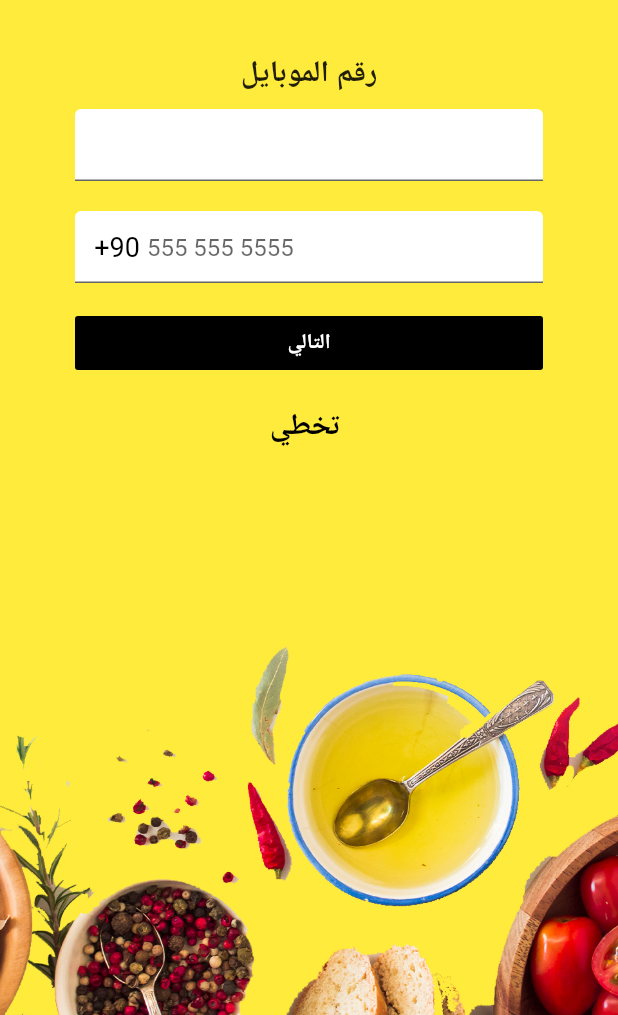
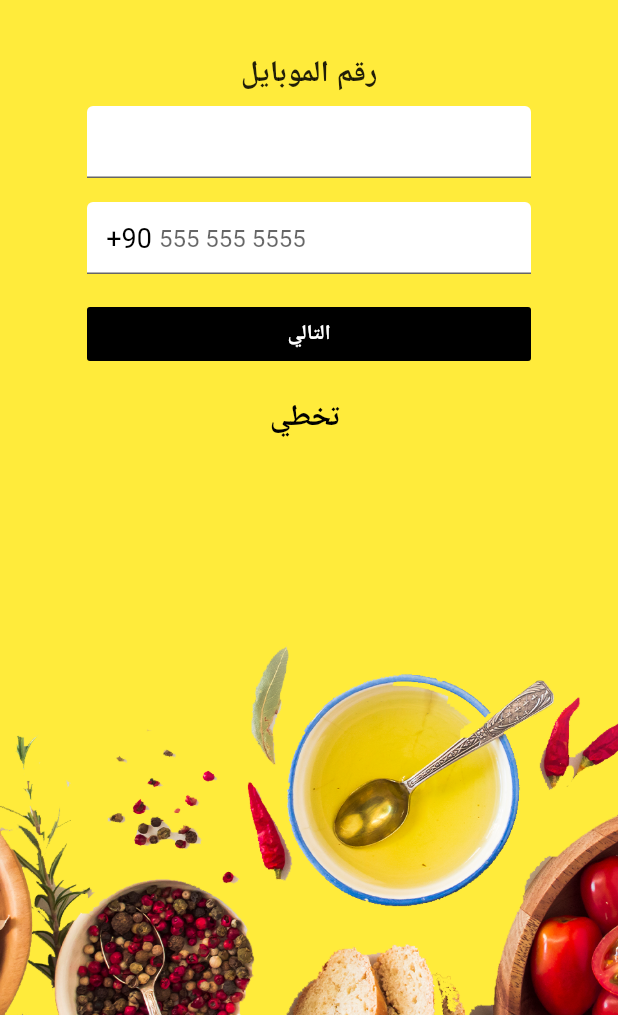
Before and after one commit to wijdanRamadan/pazarApp, a Flutter app: the StartShopping screen opened directly, on a phone screen of 412 x 824 dp, the part 221-1236 px from its top. Run offline on Flutter 3.47's test engine with Material 2 defaults, Android fonts, the phone set to English and light mode, and no system bars.

Commit message:
small changes

```diff
--- a/lib/UI/introductory_sliderUI.dart
+++ b/lib/UI/introductory_sliderUI.dart
@@ -78,7 +78,9 @@ class _IntroductoryUIState extends State<IntroductoryUI> {
                             ],),
                           ),
                         if (_currentPage==2)
-                          Padding(
+                          SizedBox(
+                            width: double.infinity,
+                            child: Padding(
                               padding: const EdgeInsets.fromLTRB(0.0,350.0,0.0,0.0),
                               child:  FlatButton(
                                 onPressed: (){},
@@ -96,7 +98,8 @@ class _IntroductoryUIState extends State<IntroductoryUI> {
                                 color: Colors.black,
                                 splashColor: Colors.black,
                                 textColor: Colors.white,
-                            ))
+                              )),
+                          )
                       ]),
                     ) ,
            ),
--- a/lib/UI/loadingUI.dart
+++ b/lib/UI/loadingUI.dart
@@ -20,7 +20,7 @@ class LoadingUI extends StatelessWidget {
 
                 Padding(
                   padding: const EdgeInsets.all(10.0),
-                  child: Text('pazzarapp.com',                    //Loading page Text
+                  child: Text('pazarapp.com',                    //Loading page Text
                     style: TextStyle(color: Colors.black,
                                      fontSize: 40.0,
                                      fontWeight:FontWeight.bold),
--- a/lib/UI/start_shoppingUI.dart
+++ b/lib/UI/start_shoppingUI.dart
@@ -26,15 +26,16 @@ class _StartShoppingState extends State<StartShopping> {
               )
 
           ),
-        child:Container(
+        child:Padding(
+          padding: const EdgeInsets.fromLTRB(50.0,100.0,50.0,8.0),
+          child: Container(
 
 
               child: Column(
 
                 children: <Widget>[
-                Padding(
-                  padding: const EdgeInsets.fromLTRB(0.0,100.0,0.0,0.0),
-                  child: Row(
+
+                     Row(
                       mainAxisAlignment: MainAxisAlignment.center,
                       children :<Widget>[
                       Icon(Icons.shopping_cart,
@@ -49,7 +50,7 @@ class _StartShoppingState extends State<StartShopping> {
                                 fontWeight: FontWeight.bold) ,),
                         ),
                       ]
-                  ),
+
                   ),
 
                   Padding(
@@ -59,8 +60,10 @@ class _StartShoppingState extends State<StartShopping> {
                           fontWeight: FontWeight.bold) ,),
                   ),
 
-                Padding(
-                  padding: const EdgeInsets.fromLTRB(50.0 ,10.0,50.0,10.0),
+                    SizedBox(
+                      width: double.infinity ,
+                      child: Padding(
+                        padding: const EdgeInsets.all(8.0),
                         child: TextField(
                           keyboardType: TextInputType.number,
                           inputFormatters: <TextInputFormatter>[WhitelistingTextInputFormatter.digitsOnly
@@ -78,9 +81,13 @@ class _StartShoppingState extends State<StartShopping> {
 
                           ),),
                       ),
+                    ),
 
-                Padding(
-                  padding: const EdgeInsets.fromLTRB(50.0 ,10.0,50.0,0.0),
+
+                  SizedBox(
+                    width: double.infinity,
+                    child: Padding(
+                      padding: const EdgeInsets.all(8.0),
                       child: TextField(
                         decoration: InputDecoration(
                           hintText: '555 555 5555',
@@ -112,9 +119,10 @@ class _StartShoppingState extends State<StartShopping> {
 
                       ),),
                     ),
+                  ),
 
                   Padding(
-                  padding: const EdgeInsets.fromLTRB(50.0,16.0,50.0,8.0),
+                    padding: const EdgeInsets.all(8.0),
                     child: SizedBox(
                       width: double.infinity,
                       child: FlatButton(
@@ -142,6 +150,7 @@ class _StartShoppingState extends State<StartShopping> {
                 ],
               ),
             ),
+        ),
         ) ,
         ),
 
--- a/lib/main.dart
+++ b/lib/main.dart
@@ -1,4 +1,5 @@
 import 'package:flutter/material.dart';
+import 'package:pazzarapp/UI/loadingUI.dart';
 import 'package:pazzarapp/UI/start_shoppingUI.dart';
 
 import 'UI/introductory_sliderUI.dart';
@@ -29,7 +30,7 @@ class MyApp extends StatelessWidget {
         // closer together (more dense) than on mobile platforms.
         visualDensity: VisualDensity.adaptivePlatformDensity,
       ),
-      home: StartShopping (),
+      home: LoadingUI (),
     );
   }
 }
```
Lines whose indentation alone changed are shown as unchanged.
